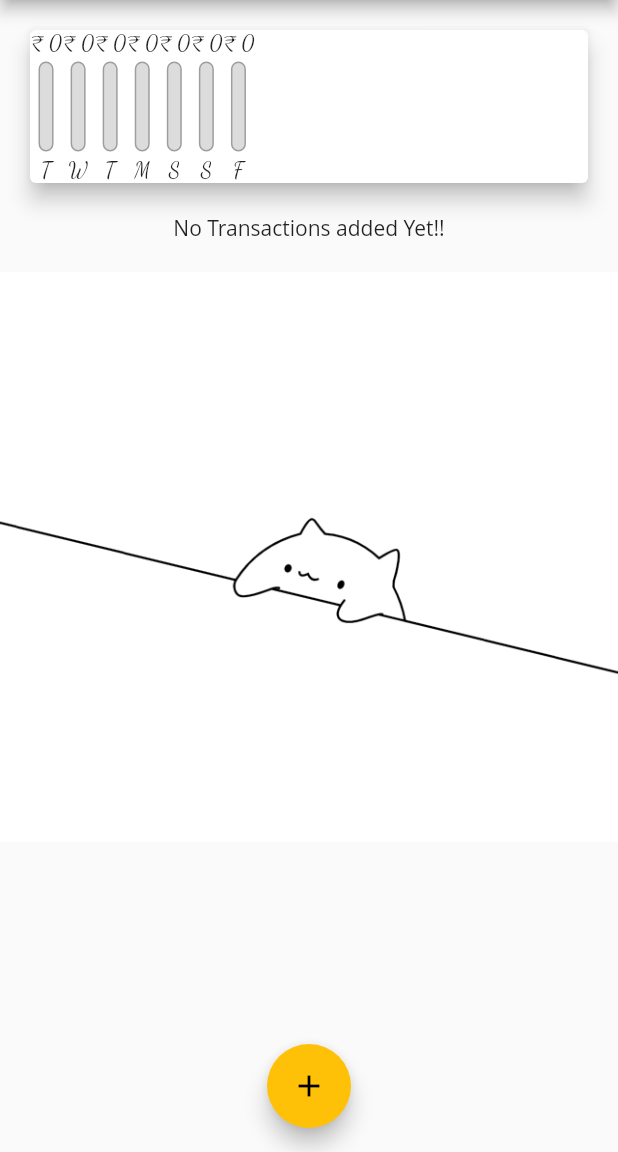
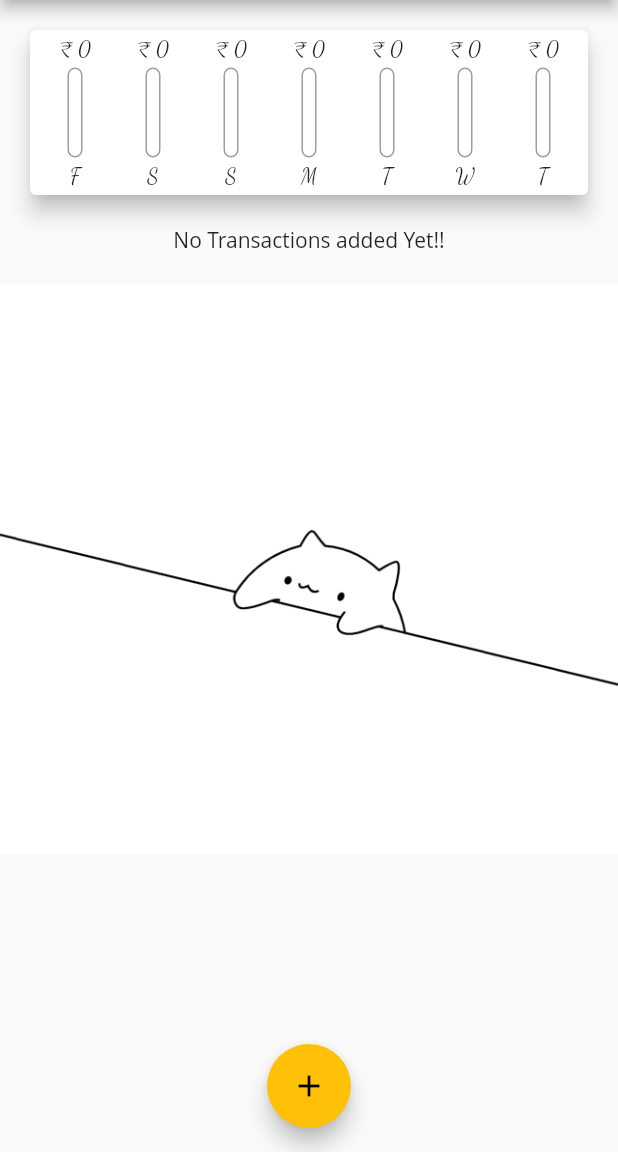
Before and after one commit to marizvi/Expense_App, a Flutter app: the screen it shows after launch, on a phone screen of 412 x 824 dp, the part 84-1236 px from its top. Run offline on Flutter 3.47's test engine with Material 2 defaults, Android fonts, the phone set to English and light mode, and no system bars; Roboto replaces fonts that are missing (Open Sans).

Commit message:
chart_bar added

```diff
--- a/lib/widgets/chart.dart
+++ b/lib/widgets/chart.dart
@@ -38,7 +38,7 @@ class Chart extends StatelessWidget {
             'day' : DateFormat.E().format(weekDay).substring(0,1),//gives m for monday, t for tuesday etc {imported from intl}
             'amount' : totalSum,
           };
-        });
+        }).reversed.toList();// reversed is used to arrange data
       }
 
 double get totalSpending{
@@ -53,20 +53,27 @@ double get totalSpending{
     return Card(
       elevation: 6,
       margin: EdgeInsets.all(20),
-      child: Row(
+      child:
+      Container( // just to set padding
+        padding: EdgeInsets.all(4),
+        child:
+       Row(
+        mainAxisAlignment: MainAxisAlignment.spaceAround,
         children: groupedTransactionValues.map((data){
             // return Text(data['day'] + ':' + data['amount'].toString(),);
             //if statements are like above and we are recieving any error then go for below kind of statement.
-            return ChartBar(
+            return Flexible(
+              fit: FlexFit.tight,// without this, if we add on transactions then when amount is larger other bars will start shifting creating disorder
+            child: ChartBar(
               (data['day'] as String),
                (data['amount'] as double),
               //  (data['amount'] as double)/totalSpending, //this one is absolutely fine but since this app do not uses any database,
               // so whenever we start the app with 0 entries then it will produce error so to avoid this error temporary we used below statement..
                totalSpending == 0.0 ? 0.0 : (data['amount'] as double)/totalSpending,
-               );
+               ),);
       }).toList(),
 
       ),
-    );
+       ),   );
   }
 }
--- a/lib/widgets/chart_bar.dart
+++ b/lib/widgets/chart_bar.dart
@@ -12,7 +12,11 @@ class ChartBar extends StatelessWidget {
   @override
   Widget build(BuildContext context) {
     return Column(children:[
+      //fittedbox allows us to shrink data whenever its becoming large enough
+      FittedBox(
+        child:
       Text('\u{20B9} ${spendingAmount.toStringAsFixed(0)}'),
+      ),
       SizedBox(height: 4),
       Container(
         height: 60,
@@ -24,7 +28,8 @@ class ChartBar extends StatelessWidget {
               color: Colors.grey,
               width: 1.0
              ),
-             color: Color.fromRGBO(220,220,220,1),
+            //  color: Color.fromRGBO(220,220,220,1),
+
              borderRadius: BorderRadius.circular(10)
              ),
              ),
```
Also changed, not shown: lib/widgets/transaction_list.dart (+22 -35 lines).
